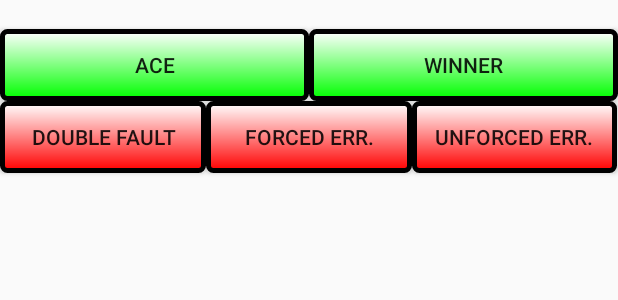
After one commit to pzhang24/TennisScoreTracker, an Android app: the layout fragment_player_action.xml on its own in the app's theme, with its tools: preview values and no code run, on a phone screen of 412 x 824 dp. The commit adds this screen. Shown: the top 300 px of the screen. Run offline under Robolectric (Android 15) with nearby library versions, the phone set to English and light mode, and no system bars.

Commit message:
Added fragment layout for player actions

```diff
--- a/app/src/main/AndroidManifest.xml
+++ b/app/src/main/AndroidManifest.xml
@@ -9,6 +9,8 @@
         android:roundIcon="@mipmap/ic_launcher_round"
         android:supportsRtl="true"
         android:theme="@style/AppTheme">
+        <activity android:name=".match.MatchScoreTrackerActivity"
+            android:screenOrientation="landscape"></activity>
         <activity android:name=".match_setup.MatchPlayerSelectActivity" />
         <activity android:name=".match_setup.MatchSelectTypeActivity" />
         <activity android:name=".player_records.PlayerProfileActivity" />
--- a/app/src/main/java/com/example/tennisscoretracker/match_setup/SinglesSetupFragment.java
+++ b/app/src/main/java/com/example/tennisscoretracker/match_setup/SinglesSetupFragment.java
@@ -61,11 +61,11 @@ public class SinglesSetupFragment extends Fragment {
 
     }
 
-    public String getPlayer1Name(){
+    String getPlayer1Name(){
         return spinner1.getSelectedItem().toString();
     }
 
-    public String getPlayer2Name(){
+    String getPlayer2Name(){
         return spinner2.getSelectedItem().toString();
     }
 }
--- /dev/null
+++ b/app/src/main/res/drawable/player_action_button_negative_background.xml
@@ -0,0 +1,9 @@
+<?xml version="1.0" encoding="utf-8"?>
+<shape xmlns:android="http://schemas.android.com/apk/res/android">
+    android:shape="rectangle">
+    <gradient android:startColor="#FFFFFF"
+        android:endColor="#ff0000"
+        android:angle="270" />
+    <corners android:radius="3dp" />
+    <stroke android:width="5px" android:color="#000000" />
+</shape>
--- /dev/null
+++ b/app/src/main/res/drawable/player_action_button_positive_background.xml
@@ -0,0 +1,9 @@
+<?xml version="1.0" encoding="utf-8"?>
+<shape xmlns:android="http://schemas.android.com/apk/res/android">
+    android:shape="rectangle">
+    <gradient android:startColor="#FFFFFF"
+        android:endColor="#00FF00"
+        android:angle="270" />
+    <corners android:radius="3dp" />
+    <stroke android:width="5px" android:color="#000000" />
+</shape>
--- a/app/src/main/res/layout/fragment_number_of_sets.xml
+++ b/app/src/main/res/layout/fragment_number_of_sets.xml
@@ -9,7 +9,8 @@
         android:layout_height="wrap_content"
         android:text="@string/fragment_number_of_sets_TEXT"
         android:id="@+id/fragment_number_of_sets_TEXT"
-        android:textSize="32sp">
+        android:textSize="32sp"
+        android:textStyle="bold">
     </TextView>
 
     <Spinner
--- /dev/null
+++ b/app/src/main/res/layout/fragment_player_action.xml
@@ -0,0 +1,68 @@
+<?xml version="1.0" encoding="utf-8"?>
+<androidx.constraintlayout.widget.ConstraintLayout xmlns:android="http://schemas.android.com/apk/res/android"
+    xmlns:app="http://schemas.android.com/apk/res-auto"
+    android:orientation="vertical"
+    android:layout_width="match_parent"
+    android:layout_height="match_parent">
+
+    <TextView
+        android:layout_width="0dp"
+        android:layout_height="wrap_content"
+        app:layout_constraintTop_toTopOf="parent"
+        app:layout_constraintStart_toStartOf="parent"
+        app:layout_constraintEnd_toEndOf="parent"
+        android:id="@+id/fragment_player_action_PLAYER_NAME"/>
+
+    <Button
+        android:id="@+id/fragment_player_action_ACE_BUTTON"
+        android:layout_width="0dp"
+        android:layout_height="wrap_content"
+        app:layout_constraintTop_toBottomOf="@id/fragment_player_action_PLAYER_NAME"
+        app:layout_constraintStart_toStartOf="parent"
+        app:layout_constraintWidth_percent="0.5"
+        android:text="@string/fragment_player_action_ACE_BUTTON"
+        android:background="@drawable/player_action_button_positive_background"/>
+
+    <Button
+        android:id="@+id/fragment_player_action_WINNER_BUTTON"
+        android:layout_width="0dp"
+        android:layout_height="wrap_content"
+        app:layout_constraintTop_toBottomOf="@id/fragment_player_action_PLAYER_NAME"
+        app:layout_constraintStart_toEndOf="@id/fragment_player_action_ACE_BUTTON"
+        app:layout_constraintWidth_percent="0.5"
+        android:text="@string/fragment_player_action_WINNER_BUTTON"
+        android:background="@drawable/player_action_button_positive_background"/>
+
+    <Button
+        android:id="@+id/fragment_player_action_DOUBLE_FAULT_BUTTON"
+        android:layout_width="0dp"
+        android:layout_height="wrap_content"
+        app:layout_constraintTop_toBottomOf="@id/fragment_player_action_ACE_BUTTON"
+        app:layout_constraintStart_toStartOf="parent"
+        app:layout_constraintWidth_percent="0.333"
+        android:text="@string/fragment_player_action_DOUBLE_FAULT_BUTTON"
+        android:background="@drawable/player_action_button_negative_background"/>
+    <Button
+        android:id="@+id/fragment_player_action_FORCED_ERROR_BUTTON"
+        android:layout_width="0dp"
+        android:layout_height="wrap_content"
+        app:layout_constraintTop_toBottomOf="@id/fragment_player_action_ACE_BUTTON"
+        app:layout_constraintBottom_toBottomOf="@id/fragment_player_action_UNFORCED_ERROR_BUTTON"
+        app:layout_constraintStart_toEndOf="@id/fragment_player_action_DOUBLE_FAULT_BUTTON"
+        app:layout_constraintWidth_percent="0.333"
+        android:text="@string/fragment_player_action_FORCED_ERROR_BUTTON"
+        android:background="@drawable/player_action_button_negative_background"/>
+    <Button
+        android:id="@+id/fragment_player_action_UNFORCED_ERROR_BUTTON"
+        android:layout_width="0dp"
+        android:layout_height="wrap_content"
+        app:layout_constraintTop_toBottomOf="@id/fragment_player_action_ACE_BUTTON"
+        app:layout_constraintStart_toEndOf="@id/fragment_player_action_FORCED_ERROR_BUTTON"
+        app:layout_constraintWidth_percent="0.333"
+        android:text="@string/fragment_player_action_UNFORCED_ERROR_BUTTON"
+        android:background="@drawable/player_action_button_negative_background"/>
+
+
+
+
+</androidx.constraintlayout.widget.ConstraintLayout>
--- a/app/src/main/res/values/strings.xml
+++ b/app/src/main/res/values/strings.xml
@@ -41,4 +41,10 @@
     <string name="fragment_singles_setup_Team_Name_TEXTVIEW">Team PlaceHolder</string>
     <string name="fragment_number_of_sets_TEXT">Number of Sets:</string>
     <string name="activity_match_player_select_BUTTON_BEGIN_MATCH">Begin Match</string>
+    <string name="fragment_player_action_ADD_POINT_BUTTON">Add Point</string>
+    <string name="fragment_player_action_ACE_BUTTON">ACE</string>
+    <string name="fragment_player_action_WINNER_BUTTON">WINNER</string>
+    <string name="fragment_player_action_DOUBLE_FAULT_BUTTON">DOUBLE FAULT</string>
+    <string name="fragment_player_action_FORCED_ERROR_BUTTON">FORCED ERR.</string>
+    <string name="fragment_player_action_UNFORCED_ERROR_BUTTON">UNFORCED ERR.</string>
 </resources>
```
Also changed, not shown: app/src/main/java/com/example/tennisscoretracker/match/MatchScoreTrackerActivity.java (added, +26 -0 lines), app/src/main/java/com/example/tennisscoretracker/match/scoreboard/ScoreFragment.java (+16 -1 lines), app/src/main/java/com/example/tennisscoretracker/match_setup/MatchPlayerSelectActivity.java (+33 -2 lines), app/src/main/java/com/example/tennisscoretracker/match_setup/NumberOfSetsFragment.java (+7 -1 lines), app/src/main/res/layout-land/activity_match_score_tracker.xml (added, +9 -0 lines), app/src/main/res/layout/activity_match_score_tracker.xml (added, +9 -0 lines).
